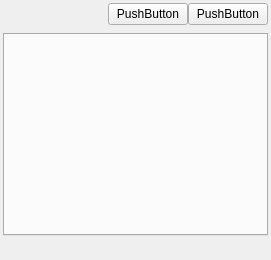
This is pymdwizard/gui/ui_files/repeating_element.ui in DOI-USGS/fort-pymdwizard as Qt 5 draws it before an edit. The edited form follows.
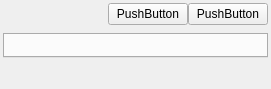
This is the edited form.

Diff of the .ui file:
```diff
--- a/pymdwizard/gui/ui_files/repeating_element.ui
+++ b/pymdwizard/gui/ui_files/repeating_element.ui
@@ -7,7 +7,7 @@
     <x>0</x>
     <y>0</y>
     <width>271</width>
-    <height>260</height>
+    <height>89</height>
    </rect>
   </property>
   <property name="windowTitle">
@@ -99,7 +99,36 @@
    </item>
    <item>
     <widget class="QWidget" name="vertical_widget" native="true">
-     <layout class="QVBoxLayout" name="verticalLayout_4"/>
+     <layout class="QVBoxLayout" name="verticalLayout_4">
+      <property name="spacing">
+       <number>3</number>
+      </property>
+      <property name="leftMargin">
+       <number>3</number>
+      </property>
+      <property name="topMargin">
+       <number>3</number>
+      </property>
+      <property name="rightMargin">
+       <number>3</number>
+      </property>
+      <property name="bottomMargin">
+       <number>3</number>
+      </property>
+      <item>
+       <spacer name="verticalSpacer">
+        <property name="orientation">
+         <enum>Qt::Vertical</enum>
+        </property>
+        <property name="sizeHint" stdset="0">
+         <size>
+          <width>20</width>
+          <height>0</height>
+         </size>
+        </property>
+       </spacer>
+      </item>
+     </layout>
     </widget>
    </item>
   </layout>
```
